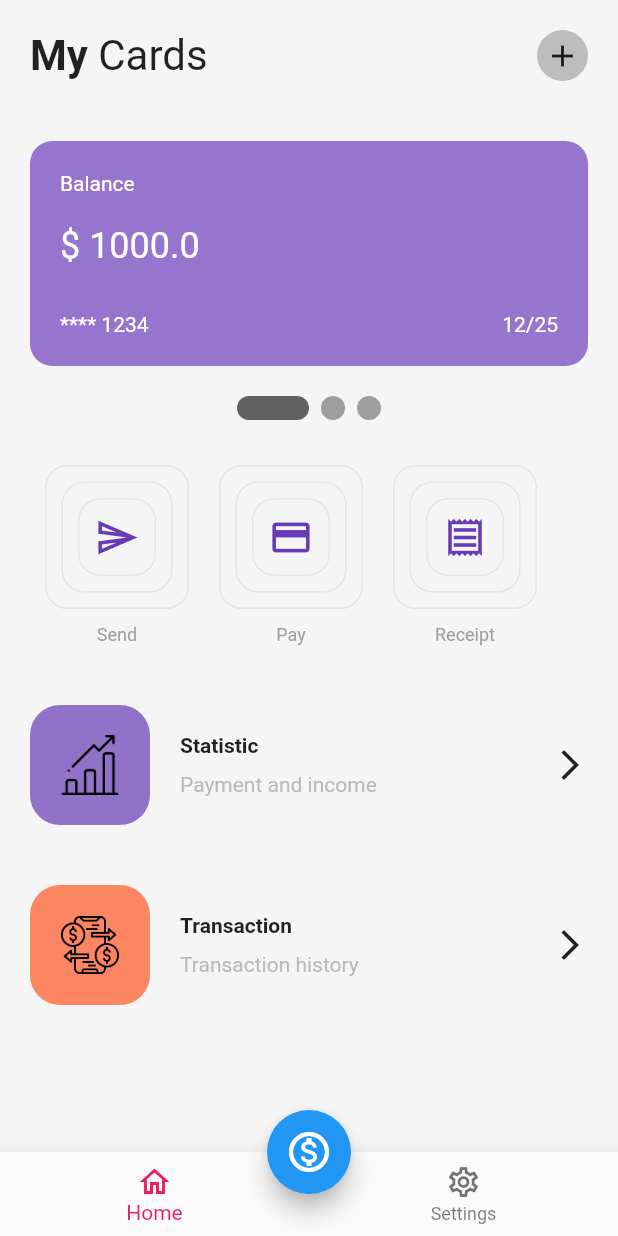
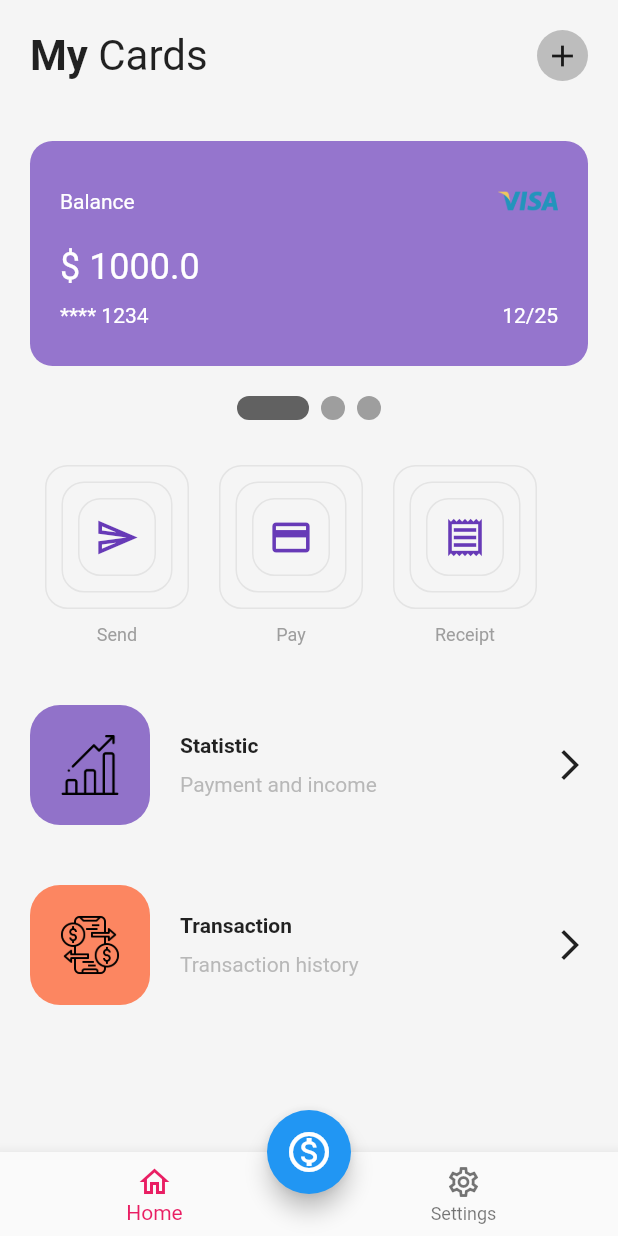
Before and after one commit to huyquang-bka/wallet_ui_app, a Flutter app: the screen it shows after launch, on a phone screen of 412 x 824 dp. Run offline on Flutter 3.47's test engine with Material 2 defaults, Android fonts, the phone set to English and light mode, and no system bars; drawn by our look-alikes of smooth_page_indicator.

Commit message:
add logo type card

```diff
--- a/lib/models/bank_card.dart
+++ b/lib/models/bank_card.dart
@@ -1,6 +1,7 @@
 import 'package:flutter/material.dart';
 
 class BankCard extends StatelessWidget {
+  final String imageIconPath;
   final double balance;
   final int cardNumber;
   final int endMonth;
@@ -9,6 +10,7 @@ class BankCard extends StatelessWidget {
 
   const BankCard(
       {super.key,
+      required this.imageIconPath,
       required this.balance,
       required this.cardNumber,
       required this.endMonth,
@@ -27,14 +29,24 @@ class BankCard extends StatelessWidget {
         ),
         width: 200,
         child: Column(
-          mainAxisAlignment: MainAxisAlignment.spaceBetween,
+          // mainAxisAlignment: MainAxisAlignment.spaceBetween,
           crossAxisAlignment: CrossAxisAlignment.start,
           children: [
-            //Type Card
-            //Text balance
-            const Text(
-              "Balance",
-              style: TextStyle(color: Colors.white),
+            Row(
+              mainAxisAlignment: MainAxisAlignment.spaceBetween,
+              children: [
+                //Text balance
+                const Text(
+                  "Balance",
+                  style: TextStyle(color: Colors.white),
+                ),
+                //Type Card
+                Image.asset(
+                  imageIconPath,
+                  width: 40,
+                  height: 40,
+                ),
+              ],
             ),
             const SizedBox(height: 10),
             //Total money
@@ -42,7 +54,7 @@ class BankCard extends StatelessWidget {
               "\$ $balance",
               style: const TextStyle(color: Colors.white, fontSize: 24),
             ),
-            const SizedBox(height: 20),
+            const SizedBox(height: 10),
             //Card number and end date
             Row(
               mainAxisAlignment: MainAxisAlignment.spaceBetween,
--- a/lib/pages/home_page.dart
+++ b/lib/pages/home_page.dart
@@ -98,6 +98,7 @@ class _HomePageState extends State<HomePage> {
                 scrollDirection: Axis.horizontal,
                 children: [
                   BankCard(
+                    imageIconPath: "lib/assets/icons/visa.png",
                     balance: 1000,
                     cardNumber: 1234,
                     endMonth: 12,
@@ -105,6 +106,7 @@ class _HomePageState extends State<HomePage> {
                     color: Colors.deepPurple[300],
                   ),
                   BankCard(
+                    imageIconPath: "lib/assets/icons/mastercard.png",
                     balance: 2000,
                     cardNumber: 5678,
                     endMonth: 12,
@@ -112,6 +114,7 @@ class _HomePageState extends State<HomePage> {
                     color: Colors.blue[300],
                   ),
                   BankCard(
+                    imageIconPath: "lib/assets/icons/credit-card.png",
                     balance: 3000,
                     cardNumber: 4321,
                     endMonth: 12,
```
Also changed, not shown: lib/assets/icons/credit-card.png (added), lib/assets/icons/mastercard.png (added), lib/assets/icons/visa.png (added), screenshot.png.
